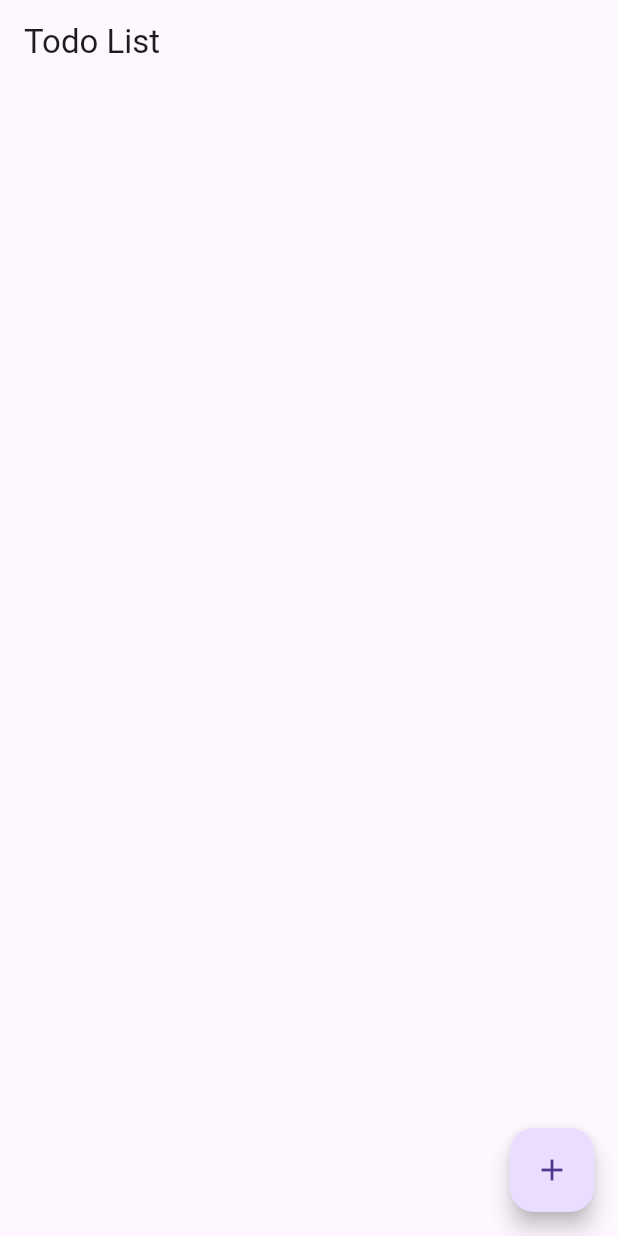
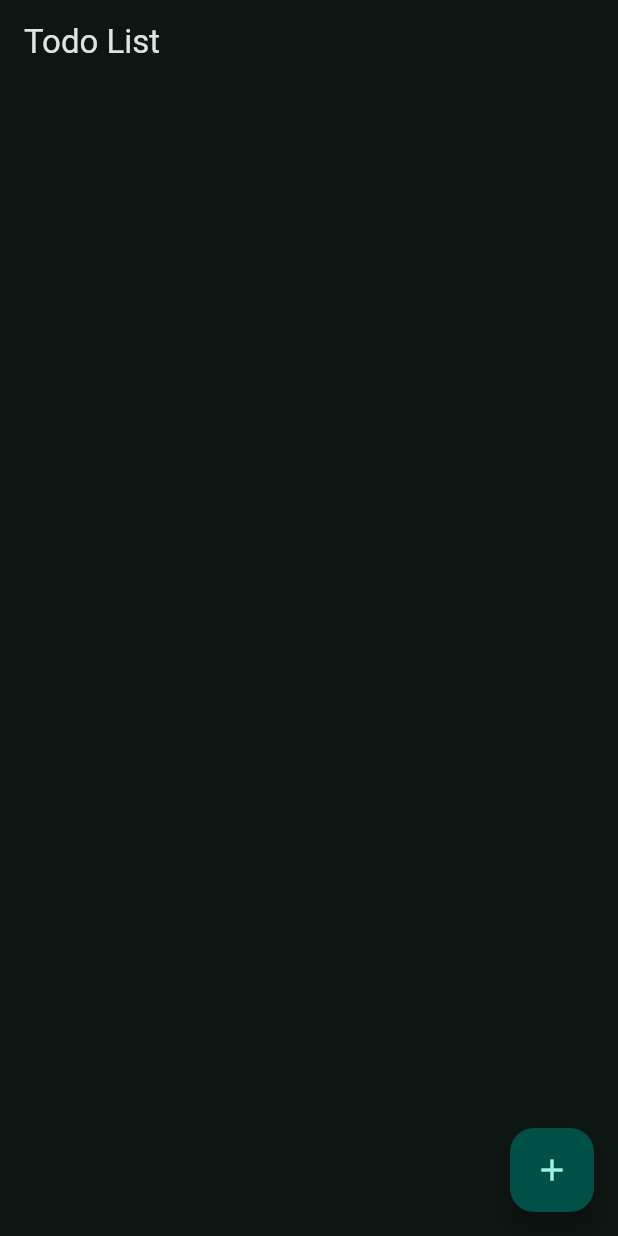
Before and after one commit to Mert-Kirman/todo-app-flutter, a Flutter app: the screen it shows after launch, on a phone screen of 412 x 824 dp. Run offline on Flutter 3.47's test engine with Material 3 defaults, Android fonts, the phone set to English and light mode, and no system bars.

Commit message:
Change app theme, use dark mode

```diff
--- a/lib/main.dart
+++ b/lib/main.dart
@@ -18,7 +18,12 @@ class MyTodoApp extends StatelessWidget {
       child: MaterialApp(
         debugShowCheckedModeBanner: false,
         title: 'Todo App',
-        theme: ThemeData(primarySwatch: Colors.blue),
+        theme: ThemeData(
+          colorScheme: ColorScheme.fromSeed(
+            seedColor: Colors.teal,
+            brightness: Brightness.dark,
+          ),
+        ),
         initialRoute: '/',
         routes: {
           '/': (ctx) => HomeScreen(),
```
